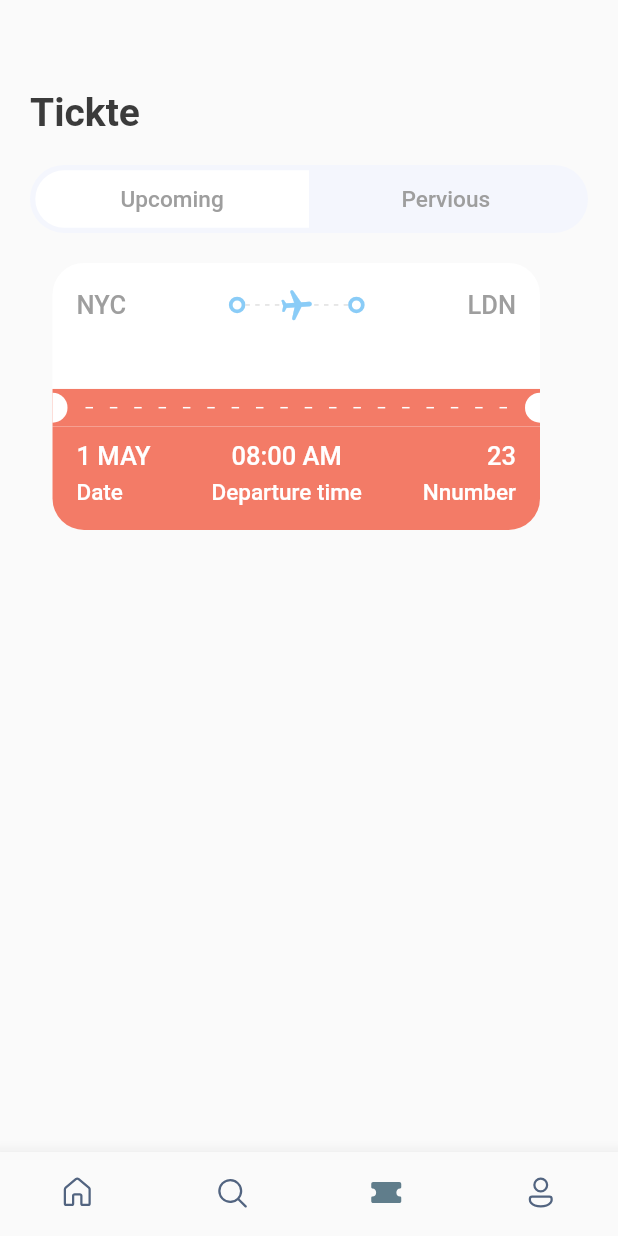
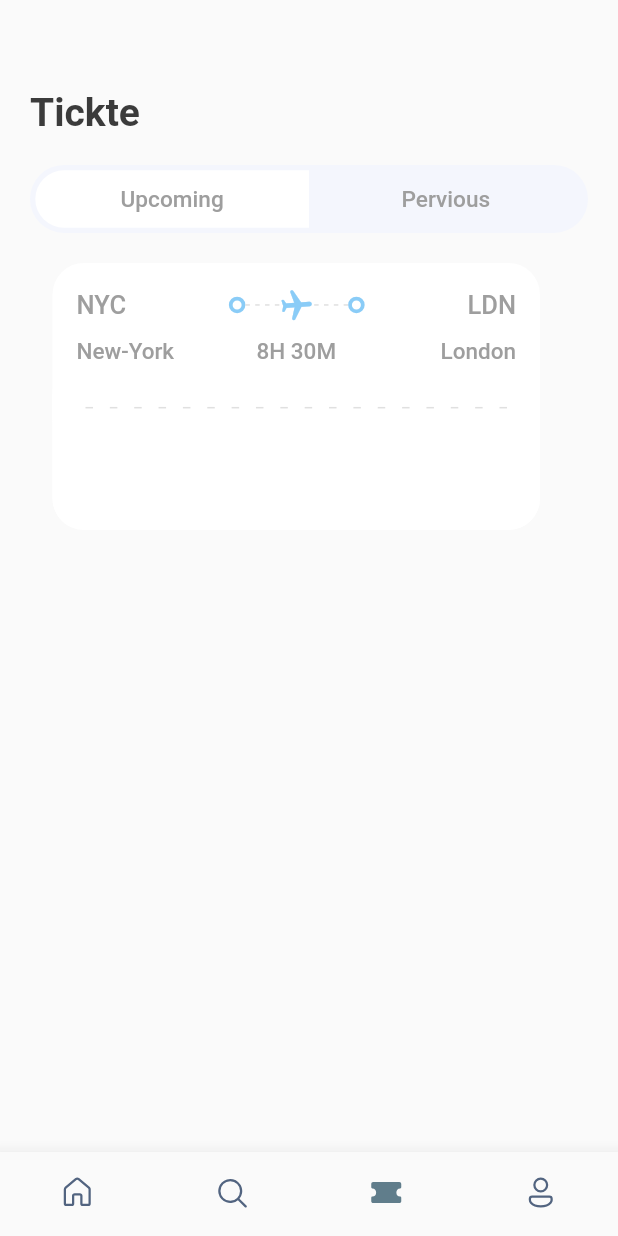
Before and after one commit to MdSajjadHossin/book-my-trip-flutter, a Flutter app: the screen it shows after launch, item 3 of the bottom bar chosen, on a phone screen of 412 x 824 dp. Run offline on Flutter 3.47's test engine with Material 2 defaults, Android fonts, the phone set to English and light mode, and no system bars; our stand-ins replace fluentui_icons, gap, get.

Commit message:
ticket upper section finish

```diff
--- a/lib/screens/ticket_view.dart
+++ b/lib/screens/ticket_view.dart
@@ -115,22 +115,28 @@ class TicketView extends StatelessWidget {
                               width: AppLayout.GetWidth(100),
                               child: Text(
                                 ticket['from']['name'],
-                                style: Styles.headLineStyle4
-                                    .copyWith(color: Colors.white),
+                                style: isColor == null
+                                    ? Styles.headLineStyle4
+                                        .copyWith(color: Colors.white)
+                                    : Styles.headLineStyle4,
                               ),
                             ),
                             Text(
                               ticket['flying_time'],
-                              style: Styles.headLineStyle4
-                                  .copyWith(color: Colors.white),
+                              style: isColor == null
+                                  ? Styles.headLineStyle4
+                                      .copyWith(color: Colors.white)
+                                  : Styles.headLineStyle4,
                             ),
                             SizedBox(
                               width: AppLayout.GetWidth(100),
                               child: Text(
                                 ticket['to']['name'],
                                 textAlign: TextAlign.end,
-                                style: Styles.headLineStyle4
-                                    .copyWith(color: Colors.white),
+                                style: isColor == null
+                                    ? Styles.headLineStyle4
+                                        .copyWith(color: Colors.white)
+                                    : Styles.headLineStyle4,
                               ),
                             ),
                           ],
@@ -140,7 +146,7 @@ class TicketView extends StatelessWidget {
                   ),
                   // ------------------middle layer of ticket-------------
                   Container(
-                    color: Styles.ornageColor,
+                    color: isColor == null ? Styles.ornageColor : Colors.white,
                     child: Row(
                       children: [
                         SizedBox(
@@ -169,12 +175,14 @@ class TicketView extends StatelessWidget {
                                 mainAxisSize: MainAxisSize.max,
                                 children: List.generate(
                                   (constraints.constrainWidth() / 15).floor(),
-                                  (index) => const SizedBox(
+                                  (index) => SizedBox(
                                     width: 5,
                                     height: 1,
                                     child: DecoratedBox(
-                                      decoration:
-                                          BoxDecoration(color: Colors.white),
+                                      decoration: BoxDecoration(
+                                          color: isColor == null
+                                              ? Colors.white
+                                              : Colors.grey.shade300),
                                     ),
                                   ),
                                 ),
@@ -201,7 +209,8 @@ class TicketView extends StatelessWidget {
                   // ---------------------titcket bottom layer-------------
                   Container(
                     decoration: BoxDecoration(
-                      color: Styles.ornageColor,
+                      color:
+                          isColor == null ? Styles.ornageColor : Colors.white,
                       borderRadius: const BorderRadius.only(
                         bottomLeft: Radius.circular(21),
                         bottomRight: Radius.circular(21),
```
